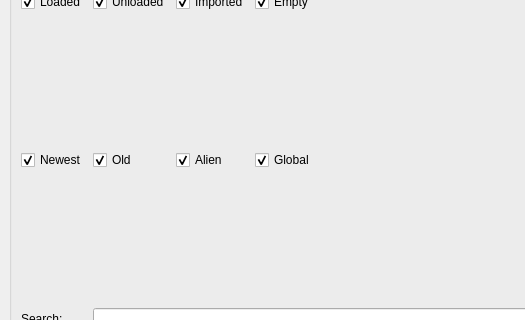
First picture: the form in src/jukeboxcore/gui/widgets/reftrackwin.ui, repository JukeboxPipeline/jukebox-core, before the edit; both pictures show x 0 to 525 and y 389 to 709 of the 742 by 898 pixel window.
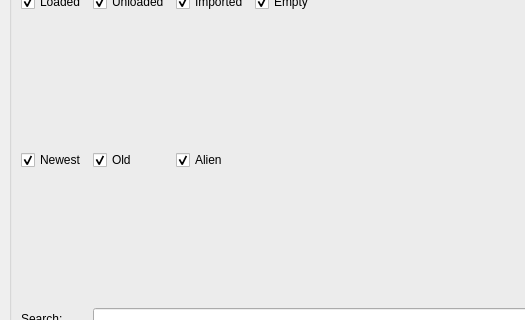
Second picture: the form after the edit.

Commit message: Reftrackwin uses filter of proxymodel

```diff
--- a/src/jukeboxcore/gui/widgets/reftrackwin.ui
+++ b/src/jukeboxcore/gui/widgets/reftrackwin.ui
@@ -204,19 +204,6 @@
          </property>
         </widget>
        </item>
-       <item row="4" column="3">
-        <widget class="QCheckBox" name="global_checkb">
-         <property name="toolTip">
-          <string>Show also global reftracks from the global shot/sequence.</string>
-         </property>
-         <property name="text">
-          <string>Global</string>
-         </property>
-         <property name="checked">
-          <bool>true</bool>
-         </property>
-        </widget>
-       </item>
        <item row="5" column="1" colspan="4">
         <widget class="QLineEdit" name="search_le">
          <property name="toolTip">
```
The commit also changes 2 other files.
